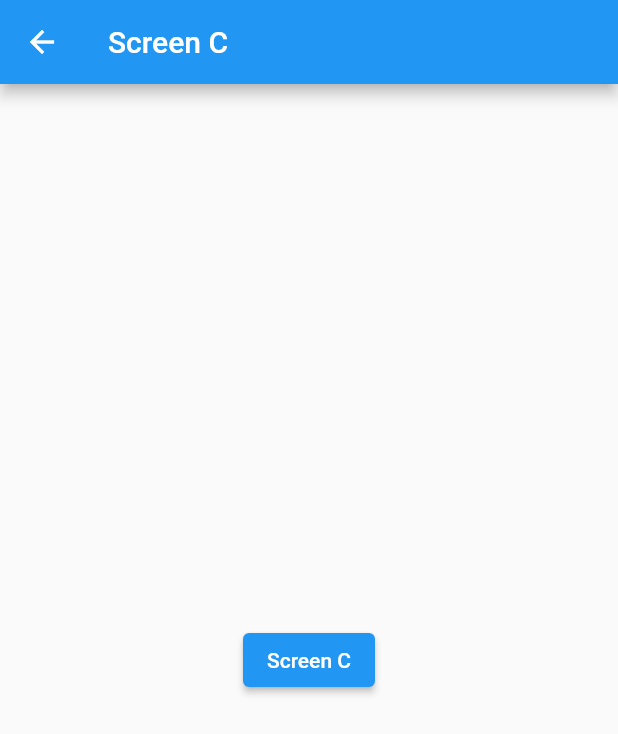
After one commit to kks653/flutter_app_icon_menu, a Flutter app: the screen it shows after launch, after a tap on "Go to Screen C", on a phone screen of 412 x 824 dp. The commit adds this screen. Shown: the top 734 px of the screen. Run offline on Flutter 3.47's test engine with Material 2 defaults, Android fonts, the phone set to English and light mode, and no system bars.

Commit message:
feat: adding multi class files

```diff
--- /dev/null
+++ b/lib/ScreenA.dart
@@ -0,0 +1,31 @@
+import 'package:flutter/material.dart';
+
+class ScreenA extends StatelessWidget {
+  @override
+  Widget build(BuildContext context) {
+    return Scaffold(
+      appBar: AppBar(
+        title: Text("Screen A"),
+      ),
+      body: Center(
+        child: Column(
+          mainAxisAlignment: MainAxisAlignment.center,
+          children: <Widget>[
+            ElevatedButton(
+              child: Text("Go to Screen B"),
+              onPressed: () {
+                Navigator.pushNamed(context, '/b');
+              },
+            ),
+            ElevatedButton(
+              child: Text("Go to Screen C"),
+              onPressed: () {
+                Navigator.pushNamed(context, '/c');
+              },
+            ),
+          ],
+        ),
+      ),
+    );
+  }
+}
--- /dev/null
+++ b/lib/ScreenB.dart
@@ -0,0 +1,27 @@
+import 'package:flutter/material.dart';
+
+class ScreenB extends StatelessWidget {
+  @override
+  Widget build(BuildContext context) {
+    return Scaffold(
+      appBar: AppBar(
+        title: Text("Screen B"),
+      ),
+      body: Center(
+        child: Column(
+          mainAxisAlignment: MainAxisAlignment.center,
+          children: <Widget>[
+            ElevatedButton(
+              child: Text("Go to Screen A"),
+              onPressed: () {},
+            ),
+            ElevatedButton(
+              child: Text("Go to Screen C"),
+              onPressed: () {},
+            ),
+          ],
+        ),
+      ),
+    );
+  }
+}
--- /dev/null
+++ b/lib/ScreenC.dart
@@ -0,0 +1,23 @@
+import 'package:flutter/material.dart';
+
+class ScreenC extends StatelessWidget {
+  @override
+  Widget build(BuildContext context) {
+    return Scaffold(
+      appBar: AppBar(
+        title: Text("Screen C"),
+      ),
+      body: Center(
+        child: Column(
+          mainAxisAlignment: MainAxisAlignment.center,
+          children: <Widget>[
+            ElevatedButton(
+              child: Text("Screen C"),
+              onPressed: () {},
+            ),
+          ],
+        ),
+      ),
+    );
+  }
+}
```
Also changed, not shown: lib/drawer.dart (added, +111 -0 lines), lib/main.dart (+9 -178 lines).
